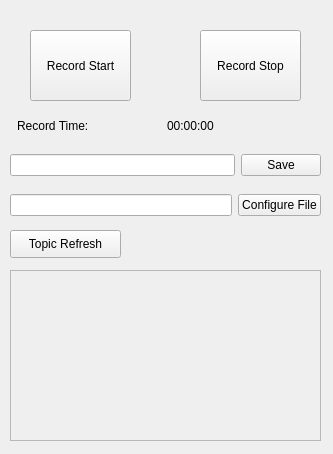
This is src/autoware_rosbag_plugin.ui in ChenxiTU/autoware_rosbag_plugin as Qt 5 draws it before an edit. The edited form follows.
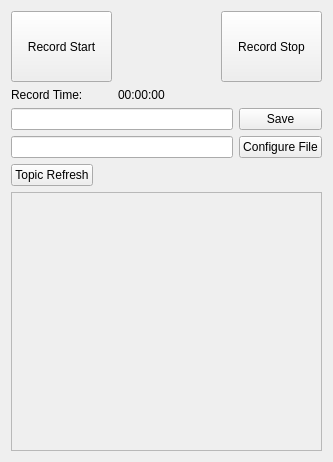
This is the edited form.

Commit message: dynamiallyc resize widget

What changed in the file:
```diff
--- a/src/autoware_rosbag_plugin.ui
+++ b/src/autoware_rosbag_plugin.ui
@@ -7,79 +7,69 @@
     <x>0</x>
     <y>0</y>
     <width>333</width>
+    <height>462</height>
+   </rect>
+  </property>
+  <property name="minimumSize">
+   <size>
+    <width>333</width>
     <height>454</height>
-   </rect>
+   </size>
   </property>
   <property name="windowTitle">
    <string>Form</string>
   </property>
+  <layout class="QGridLayout" name="gridLayout_2">
+   <item row="0" column="0" colspan="2">
   <widget class="QPushButton" name="button_record_start">
-   <property name="geometry">
-    <rect>
-     <x>30</x>
-     <y>30</y>
+     <property name="enabled">
+      <bool>true</bool>
+     </property>
+     <property name="minimumSize">
+      <size>
      <width>101</width>
      <height>71</height>
-    </rect>
+      </size>
+     </property>
+     <property name="sizeIncrement">
+      <size>
+       <width>101</width>
+       <height>71</height>
+      </size>
    </property>
    <property name="text">
     <string>Record Start</string>
    </property>
   </widget>
-  <widget class="QPushButton" name="button_record_stop">
-   <property name="geometry">
-    <rect>
-     <x>200</x>
-     <y>30</y>
-     <width>101</width>
-     <height>71</height>
-    </rect>
-   </property>
-   <property name="text">
-    <string>Record Stop</string>
-   </property>
-  </widget>
+   </item>
+   <item row="0" column="2">
+    <spacer name="horizontalSpacer">
+     <property name="orientation">
+      <enum>Qt::Horizontal</enum>
+     </property>
+     <property name="sizeHint" stdset="0">
+      <size>
+       <width>94</width>
+       <height>20</height>
+      </size>
+     </property>
+    </spacer>
+   </item>
+   <item row="1" column="0" colspan="2">
   <widget class="QLabel" name="label_text_recTime">
-   <property name="geometry">
-    <rect>
-     <x>17</x>
-     <y>110</y>
-     <width>111</width>
-     <height>31</height>
-    </rect>
-   </property>
    <property name="text">
     <string>Record Time:</string>
    </property>
   </widget>
-  <widget class="QLabel" name="label_recTime">
-   <property name="enabled">
-    <bool>true</bool>
-   </property>
-   <property name="geometry">
-    <rect>
-     <x>167</x>
-     <y>110</y>
-     <width>111</width>
-     <height>31</height>
-    </rect>
-   </property>
-   <property name="text">
-    <string>00:00:00</string>
-   </property>
-  </widget>
-  <widget class="QWidget" name="layoutWidget">
-   <property name="geometry">
-    <rect>
-     <x>10</x>
-     <y>150</y>
-     <width>311</width>
-     <height>30</height>
-    </rect>
-   </property>
+   </item>
+   <item row="2" column="0" colspan="4">
    <layout class="QGridLayout" name="gridLayout">
     <item row="0" column="0">
-     <widget class="QLineEdit" name="edit_record_filename"/>
+      <widget class="QLineEdit" name="edit_record_filename">
+       <property name="readOnly">
+        <bool>true</bool>
+       </property>
+      </widget>
     </item>
     <item row="0" column="1">
      <widget class="QPushButton" name="button_record_save">
@@ -88,66 +78,92 @@
       </property>
      </widget>
     </item>
-   </layout>
-  </widget>
-  <widget class="QPushButton" name="botton_topic_refresh">
-   <property name="geometry">
-    <rect>
-     <x>10</x>
-     <y>230</y>
-     <width>111</width>
-     <height>28</height>
-    </rect>
-   </property>
+     <item row="1" column="0">
+      <widget class="QLineEdit" name="edit_record_configure">
+       <property name="readOnly">
+        <bool>true</bool>
+       </property>
+      </widget>
+     </item>
+     <item row="1" column="1">
+      <widget class="QPushButton" name="button_record_configure">
    <property name="text">
-    <string>Topic Refresh</string>
-   </property>
-  </widget>
+        <string>Configure File</string>
+       </property>
+      </widget>
+     </item>
+    </layout>
+   </item>
+   <item row="4" column="0" colspan="4">
   <widget class="QScrollArea" name="scrollArea">
-   <property name="geometry">
-    <rect>
-     <x>10</x>
-     <y>270</y>
-     <width>311</width>
-     <height>171</height>
-    </rect>
+     <property name="sizePolicy">
+      <sizepolicy hsizetype="Expanding" vsizetype="Expanding">
+       <horstretch>0</horstretch>
+       <verstretch>0</verstretch>
+      </sizepolicy>
    </property>
    <property name="widgetResizable">
     <bool>true</bool>
    </property>
+     <property name="alignment">
+      <set>Qt::AlignBottom|Qt::AlignLeading|Qt::AlignLeft</set>
+     </property>
    <widget class="QWidget" name="scrollAreaWidgetContents">
     <property name="geometry">
      <rect>
       <x>0</x>
       <y>0</y>
-      <width>309</width>
-      <height>169</height>
+        <width>313</width>
+        <height>235</height>
      </rect>
     </property>
    </widget>
   </widget>
-  <widget class="QWidget" name="">
-   <property name="geometry">
-    <rect>
-     <x>10</x>
-     <y>190</y>
-     <width>311</width>
-     <height>30</height>
-    </rect>
-   </property>
-   <layout class="QGridLayout" name="gridLayout_2">
-    <item row="0" column="0">
-     <widget class="QLineEdit" name="edit_record_configure"/>
-    </item>
-    <item row="0" column="1">
-     <widget class="QPushButton" name="button_record_configure">
+   </item>
+   <item row="1" column="2" colspan="2">
+    <widget class="QLabel" name="label_recTime">
+     <property name="enabled">
+      <bool>true</bool>
+     </property>
+     <property name="text">
+      <string>00:00:00</string>
+     </property>
+    </widget>
+   </item>
+   <item row="0" column="3">
+    <widget class="QPushButton" name="button_record_stop">
+     <property name="minimumSize">
+      <size>
+       <width>101</width>
+       <height>71</height>
+      </size>
+     </property>
       <property name="text">
-       <string>Configure File</string>
+      <string>Record Stop</string>
       </property>
      </widget>
     </item>
-   </layout>
-  </widget>
+   <item row="3" column="0">
+    <widget class="QPushButton" name="botton_topic_refresh">
+     <property name="text">
+      <string>Topic Refresh</string>
+     </property>
+    </widget>
+   </item>
+   <item row="3" column="1" colspan="3">
+    <spacer name="horizontalSpacer_2">
+     <property name="orientation">
+      <enum>Qt::Horizontal</enum>
+     </property>
+     <property name="sizeHint" stdset="0">
+      <size>
+       <width>207</width>
+       <height>20</height>
+      </size>
+     </property>
+    </spacer>
+   </item>
+  </layout>
  </widget>
  <resources/>
  <connections/>
```
Lines whose indentation alone changed are shown as unchanged. The commit also changes 3 other files.
